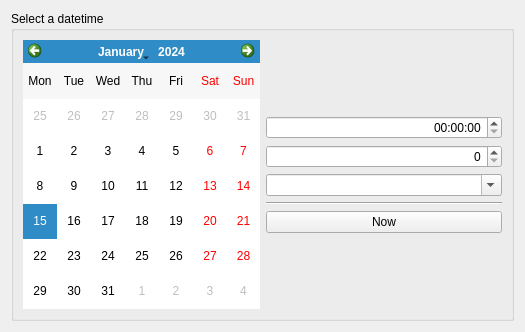
Before: the Qt Designer form caloriestracker/ui/wdgDatetime.ui in turulomio/caloriestracker, drawn with Qt 5.
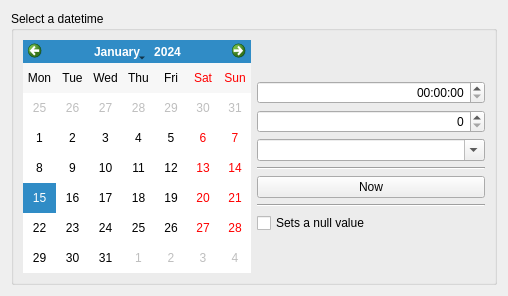
After: the same form once the commit is applied.

The edit to the form file:
```diff
--- a/caloriestracker/ui/wdgDatetime.ui
+++ b/caloriestracker/ui/wdgDatetime.ui
@@ -6,8 +6,8 @@
    <rect>
     <x>0</x>
     <y>0</y>
-    <width>525</width>
-    <height>332</height>
+    <width>508</width>
+    <height>296</height>
    </rect>
   </property>
   <property name="sizePolicy">
@@ -28,7 +28,7 @@
      <property name="title">
       <string>Select a datetime</string>
      </property>
-     <layout class="QVBoxLayout" name="verticalLayout_4">
+     <layout class="QHBoxLayout" name="horizontalLayout_3">
       <item>
        <layout class="QHBoxLayout" name="horizontalLayout_2">
         <item>
@@ -48,9 +48,9 @@
          </widget>
         </item>
         <item>
-         <layout class="QVBoxLayout" name="verticalLayout_2">
+         <layout class="QVBoxLayout" name="verticalLayout">
           <item>
-           <spacer name="verticalSpacer_3">
+           <spacer name="verticalSpacer">
             <property name="orientation">
              <enum>Qt::Vertical</enum>
             </property>
@@ -63,8 +63,6 @@
            </spacer>
           </item>
           <item>
-           <layout class="QVBoxLayout" name="verticalLayout">
-            <item>
              <widget class="QTimeEdit" name="teTime">
               <property name="sizePolicy">
                <sizepolicy hsizetype="MinimumExpanding" vsizetype="Fixed">
@@ -121,8 +119,6 @@
               </property>
              </widget>
             </item>
-           </layout>
-          </item>
           <item>
            <widget class="Line" name="line">
             <property name="orientation">
@@ -146,6 +142,20 @@
             </property>
            </widget>
           </item>
+          <item>
+           <widget class="Line" name="lineNone">
+            <property name="orientation">
+             <enum>Qt::Horizontal</enum>
+            </property>
+           </widget>
+          </item>
+          <item>
+           <widget class="QCheckBox" name="chkNone">
+            <property name="text">
+             <string>Sets a null value</string>
+            </property>
+           </widget>
+          </item>
           <item>
            <spacer name="verticalSpacer_4">
             <property name="orientation">
```
Lines whose indentation alone changed are shown as unchanged.
